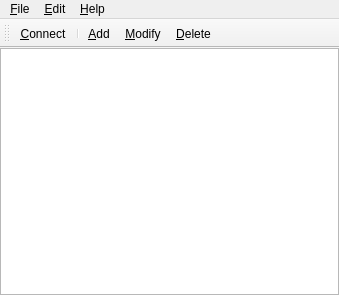
First picture: the form in head/source/ikea/root.ui, repository mkurz/ike, before the edit.
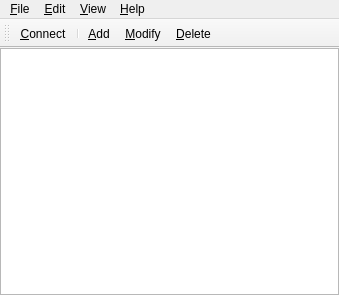
Second picture: the form after the edit. Icons and pictures are not drawn.

```diff
--- a/head/source/ikea/root.ui
+++ b/head/source/ikea/root.ui
@@ -54,7 +54,7 @@
      <x>0</x>
      <y>0</y>
      <width>339</width>
-     <height>20</height>
+     <height>26</height>
     </rect>
    </property>
    <widget class="QMenu" name="menuFile" >
@@ -83,8 +83,17 @@
     </property>
     <addaction name="actionAbout" />
    </widget>
+   <widget class="QMenu" name="menuView" >
+    <property name="title" >
+     <string>&amp;View</string>
+    </property>
+    <addaction name="actionViewLarge" />
+    <addaction name="actionViewSmall" />
+    <addaction name="separator" />
+   </widget>
    <addaction name="menuFile" />
    <addaction name="menuEdit" />
+   <addaction name="menuView" />
    <addaction name="menuHelp" />
   </widget>
   <widget class="QToolBar" name="toolBar" >
```
Left out of the diff: 72 changed lines with no effect on the pictures.
